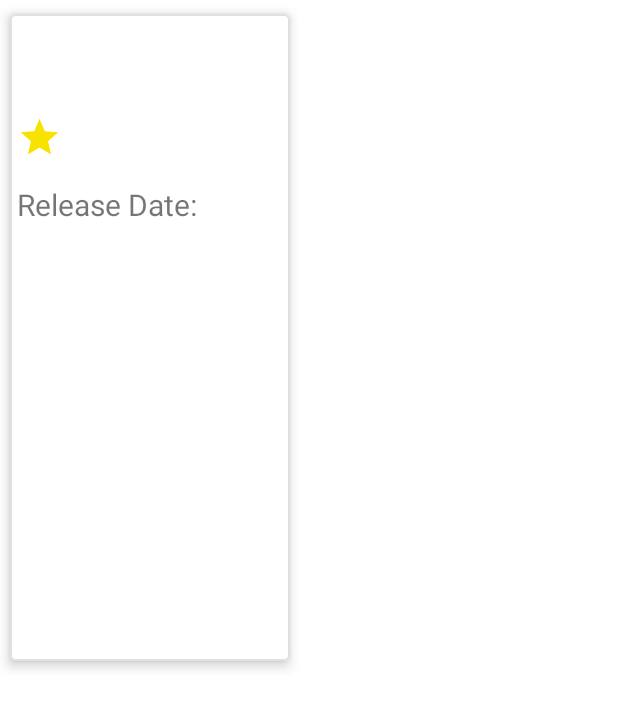
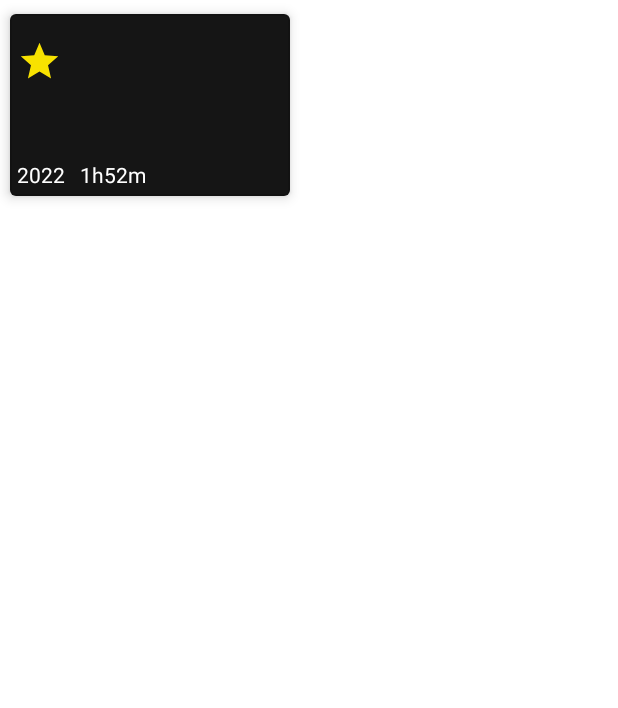
Before and after one commit to Jamief123/movie-app, an Android app: the layout item_movie.xml on its own in the app's theme, with its tools: preview values and no code run, on a phone screen of 412 x 824 dp. Shown: the top 708 px of the screen. Run offline under Robolectric (Android 15) with nearby library versions, the phone set to English and light mode, and no system bars.

```diff
--- a/app/src/main/java/com/jamieco/movieapp/data/BaseResponse.kt
+++ b/app/src/main/java/com/jamieco/movieapp/data/BaseMovieResponse.kt
@@ -1,6 +1,6 @@
 package com.jamieco.movieapp.data
 
-data class BaseResponse(
+data class BaseMovieResponse(
     val page: Int,
     val results: List<Movie>
 )
--- /dev/null
+++ b/app/src/main/java/com/jamieco/movieapp/data/BaseVideoResponse.kt
@@ -0,0 +1,6 @@
+package com.jamieco.movieapp.data
+
+data class BaseVideoResponse(
+    val id: Int,
+    val results: List<Video>
+)
--- /dev/null
+++ b/app/src/main/java/com/jamieco/movieapp/data/Video.kt
@@ -0,0 +1,6 @@
+package com.jamieco.movieapp.data
+
+data class Video(
+    val key: String,
+    val site: String,
+)
--- a/app/src/main/java/com/jamieco/movieapp/viewmodel/DetailViewModel.kt
+++ b/app/src/main/java/com/jamieco/movieapp/viewmodel/DetailViewModel.kt
@@ -27,6 +27,8 @@ class DetailViewModel(movieId: Int): ViewModel() {
         viewModelScope.launch {
             try {
                 val movieDetails = MovieApi.retrofitService.getMovieDetails(movieId, apiKey)
+                val videos = MovieApi.retrofitService.getVideos(movieId, apiKey)
+                movieDetails.videos = videos.results
                 _detailLiveData.value = movieDetails
             } catch (e: Exception) {
                 Log.d("DetailViewModel", "getMovieDetails: $e")
--- a/app/src/main/res/layout/activity_home.xml
+++ b/app/src/main/res/layout/activity_home.xml
@@ -1,10 +1,10 @@
 <?xml version="1.0" encoding="utf-8"?>
-<layout xmlns:android="http://schemas.android.com/apk/res/android"
-    xmlns:app="http://schemas.android.com/apk/res-auto">
+<layout xmlns:android="http://schemas.android.com/apk/res/android">
         <LinearLayout
             android:layout_width="match_parent"
             android:layout_height="match_parent"
-        android:orientation="vertical">
+            android:orientation="vertical"
+            android:background="@color/black">
             <androidx.recyclerview.widget.RecyclerView
                 android:id="@+id/rv_home"
                 android:layout_width="wrap_content"
--- a/app/src/main/res/layout/item_movie.xml
+++ b/app/src/main/res/layout/item_movie.xml
@@ -8,7 +8,8 @@
         <com.google.android.material.card.MaterialCardView
             android:id="@+id/cardView"
             android:layout_width="200dp"
-            android:layout_height="450dp"
+            android:layout_height="wrap_content"
+            android:background="@color/darkGrey"
             app:strokeWidth="1dp"
             app:strokeColor="@color/stroke_color"
             app:cardElevation="5dp"
@@ -17,6 +18,7 @@
                 android:layout_width="match_parent"
                 android:layout_height="wrap_content"
                 android:orientation="vertical"
+                android:background="@color/darkGrey"
                 android:padding="5dp">
                 <ImageView
                     android:id="@+id/iv_poster"
@@ -24,14 +26,6 @@
                     android:layout_height="wrap_content"
                     android:textAlignment="center"
                     android:layout_gravity="center"/>
-                <TextView
-                    android:id="@+id/tv_title"
-                    android:layout_width="wrap_content"
-                    android:layout_height="wrap_content"
-                    android:ellipsize="end"
-                    android:lines="2"
-                    android:maxLines="2"
-                    android:textSize="@dimen/h2"/>
                 <LinearLayout
                     android:layout_width="match_parent"
                     android:layout_height="wrap_content"
@@ -48,19 +42,36 @@
                         android:layout_height="wrap_content"
                         android:layout_marginStart="8dp"
                         android:layout_marginTop="12dp"
-                        android:textSize="@dimen/h2"/>
+                        android:textSize="@dimen/h2"
+                        android:textColor="@color/white"/>
                 </LinearLayout>
+                <TextView
+                    android:id="@+id/tv_title"
+                    android:layout_width="wrap_content"
+                    android:layout_height="wrap_content"
+                    android:ellipsize="end"
+                    android:fontFamily="@font/roboto"
+                    android:lines="2"
+                    android:maxLines="2"
+                    android:textSize="@dimen/h2"
+                    android:textColor="@color/white"/>
                 <LinearLayout
                     android:layout_width="match_parent"
                     android:layout_height="wrap_content"
                     android:orientation="horizontal">
                     <TextView
-                        android:id="@+id/tv_release_date"
                         android:layout_width="wrap_content"
                         android:layout_height="wrap_content"
-                        android:text="@string/release_date"
-                        android:layout_marginTop="16dp"
-                        android:textSize="@dimen/h2"/>
+                        android:id="@+id/tv_year"
+                        android:text="2022"
+                        android:textColor="@color/white"/>
+                    <TextView
+                        android:layout_width="wrap_content"
+                        android:layout_height="wrap_content"
+                        android:id="@+id/tv_length"
+                        android:layout_marginStart="10dp"
+                        android:text="1h52m"
+                        android:textColor="@color/white"/>
                 </LinearLayout>
             </LinearLayout>
         </com.google.android.material.card.MaterialCardView>
--- a/app/src/main/res/values/colors.xml
+++ b/app/src/main/res/values/colors.xml
@@ -7,4 +7,6 @@
     <color name="teal_700">#FF018786</color>
     <color name="black">#FF000000</color>
     <color name="white">#FFFFFFFF</color>
+    <color name="orange">#F07900</color>
+    <color name="darkGrey">#151515</color>
 </resources>
--- a/app/src/main/res/values/strings.xml
+++ b/app/src/main/res/values/strings.xml
@@ -5,4 +5,5 @@
     <string name="trending_movies">Trending Movies</string>
     <string name="release_date">Release Date:</string>
     <string name="unreleased">Unreleased</string>
+    <string name="see_more">See More</string>
 </resources>
```
Also changed, not shown: app/build.gradle (+11 -5 lines), app/src/main/java/com/jamieco/movieapp/data/DetailMovie.kt (+6 -2 lines), app/src/main/java/com/jamieco/movieapp/network/MovieApiService.kt (+11 -7 lines), app/src/main/java/com/jamieco/movieapp/ui/DetailActivity.kt (+21 -1 lines), app/src/main/java/com/jamieco/movieapp/ui/adapter/MovieListAdapter.kt (+3 -9 lines), app/src/main/res/layout/activity_detail.xml (+4 -43 lines), app/src/main/res/layout/item_movie_collection.xml (+16 -6 lines), app/src/main/res/font/roboto.ttf (added). Lines whose indentation alone changed are shown as unchanged.
